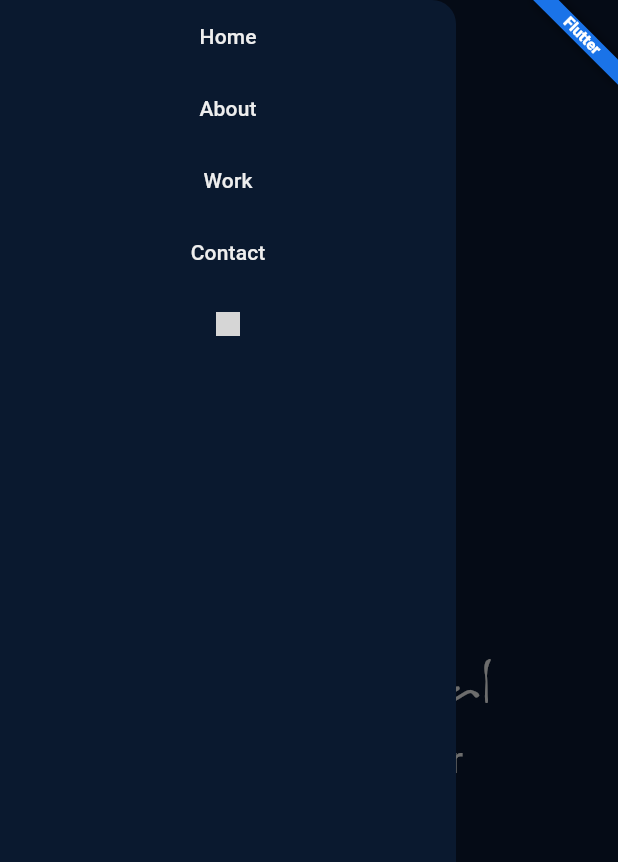
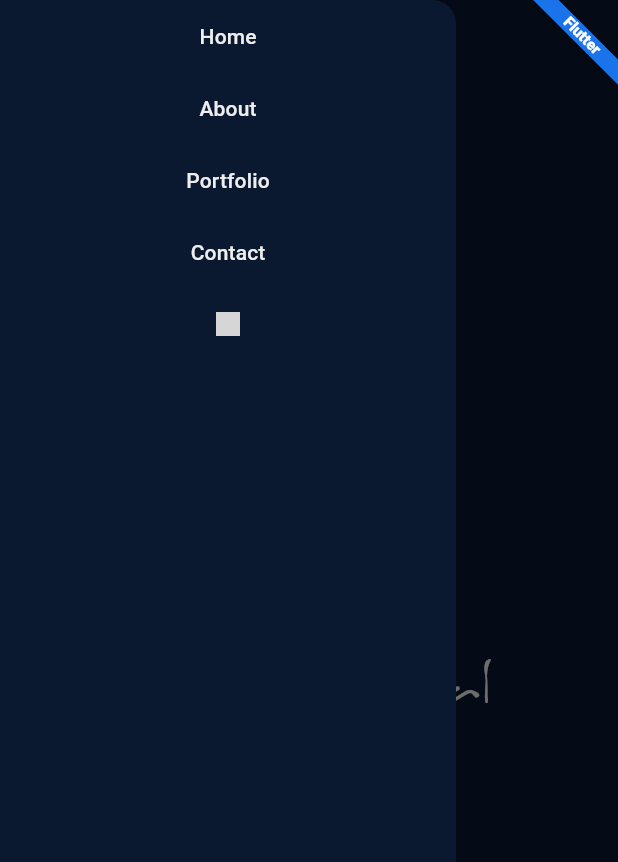
Before and after one commit to ronipaschoal/ronip, a Flutter app: the screen it shows after launch, with the side drawer open, on a phone screen of 412 x 824 dp. Shown: the top 862 px of the screen. Run offline on Flutter 3.47's test engine with Material 3 defaults, Android fonts, the phone set to English and light mode, and no system bars; our stand-ins replace flutter_svg, go_router; generated files the repository leaves out were written again; grey boxes are pictures that could not be loaded.

Commit message:
feat: implements localization

```diff
--- /dev/null
+++ b/l10n.yaml
@@ -0,0 +1,3 @@
+arb-dir: lib/l10n
+template-arb-file: app_pt.arb
+output-localization-file: app_localizations.dart
--- /dev/null
+++ b/lib/l10n/app_en.arb
@@ -0,0 +1,8 @@
+{
+    "home": "Home",
+    "about": "About",
+    "portfolio": "Portfolio",
+    "contact": "Contact",
+    "wellcome": "Hello, I am",
+    "flutterSpecialist": "Flutter Specialist"
+}
--- /dev/null
+++ b/lib/l10n/app_pt.arb
@@ -0,0 +1,9 @@
+{
+    "home": "Home",
+    "about": "Sobre",
+    "portfolio": "Portfólio",
+    "contact": "Contato",
+    "wellcome": "Olá, eu sou",
+    "flutterSpecialist": "Especialista Flutter"
+
+}
--- a/lib/main.dart
+++ b/lib/main.dart
@@ -1,4 +1,6 @@
 import 'package:flutter/material.dart';
+import 'package:flutter_gen/gen_l10n/app_localizations.dart';
+import 'package:flutter_localizations/flutter_localizations.dart';
 import 'package:ronip/config/routes.dart';
 import 'package:ronip/ui/theme.dart';
 
@@ -16,6 +18,16 @@ class MyApp extends StatelessWidget {
         title: _title,
         debugShowCheckedModeBanner: false,
         routerConfig: RpRoutes.router,
+        localizationsDelegates: const [
+          AppLocalizations.delegate,
+          GlobalMaterialLocalizations.delegate,
+          GlobalWidgetsLocalizations.delegate,
+          GlobalCupertinoLocalizations.delegate,
+        ],
+        supportedLocales: const [
+          Locale('pt', 'BR'),
+          Locale('en', 'US'),
+        ],
         theme: ThemeData(
           colorScheme: ColorScheme.fromSeed(seedColor: RpTheme.brandColor),
           useMaterial3: true,
--- a/lib/pages/home/home_screen.dart
+++ b/lib/pages/home/home_screen.dart
@@ -1,4 +1,5 @@
 import 'package:flutter/material.dart';
+import 'package:flutter_gen/gen_l10n/app_localizations.dart';
 import 'package:flutter_svg/svg.dart';
 import 'package:ronip/helpers/media_query_helper.dart';
 import 'package:ronip/pages/home/home_drawer.dart';
@@ -40,25 +41,25 @@ class _HomeScreenState extends State<HomeScreen> with TickerProviderStateMixin {
     return [
       HomeMenu(
         key: _homeKey,
-        title: 'Home',
+        title: AppLocalizations.of(context)!.home,
         position: _homePosition,
         selectSection: _selectSection,
       ),
       HomeMenu(
         key: _aboutKey,
-        title: 'About',
+        title: AppLocalizations.of(context)!.about,
         position: _aboutPosition,
         selectSection: _selectSection,
       ),
       HomeMenu(
         key: _workKey,
-        title: 'Work',
+        title: AppLocalizations.of(context)!.portfolio,
         position: _workPosition,
         selectSection: _selectSection,
       ),
       HomeMenu(
         key: _contactKey,
-        title: 'Contact',
+        title: AppLocalizations.of(context)!.contact,
         position: _contactPosition,
         selectSection: _selectSection,
       ),
--- a/lib/pages/home/sections/home_section.dart
+++ b/lib/pages/home/sections/home_section.dart
@@ -1,4 +1,5 @@
 import 'package:flutter/material.dart';
+import 'package:flutter_gen/gen_l10n/app_localizations.dart';
 import 'package:ronip/ui/theme.dart';
 import 'package:ronip/ui/widgets/logo.dart';
 
@@ -12,21 +13,21 @@ class HomeSection extends StatelessWidget {
       width: MediaQuery.sizeOf(context).width,
       child: Container(
         color: RpTheme.backgroundColor,
-        child: const Column(
+        child: Column(
           crossAxisAlignment: CrossAxisAlignment.center,
           mainAxisAlignment: MainAxisAlignment.center,
           children: [
-            RpLogo(),
-            SizedBox(height: 16.0),
+            const RpLogo(),
+            const SizedBox(height: 16.0),
             SelectableText(
-              'Olá, eu sou',
-              semanticsLabel: 'Olá, eu sou',
-              style: TextStyle(
+              AppLocalizations.of(context)!.wellcome,
+              semanticsLabel: AppLocalizations.of(context)!.wellcome,
+              style: const TextStyle(
                 color: RpTheme.witheColor,
                 fontSize: 24.0,
               ),
             ),
-            SelectableText(
+            const SelectableText(
               'Roni Paschoal',
               semanticsLabel: 'Roni Paschoal',
               style: TextStyle(
@@ -36,9 +37,9 @@ class HomeSection extends StatelessWidget {
               ),
             ),
             SelectableText(
-              'Especialista Flutter',
-              semanticsLabel: 'Olá, eu sou',
-              style: TextStyle(
+              AppLocalizations.of(context)!.flutterSpecialist,
+              semanticsLabel: AppLocalizations.of(context)!.flutterSpecialist,
+              style: const TextStyle(
                 color: RpTheme.witheColor,
                 fontSize: 24.0,
               ),
--- a/pubspec.yaml
+++ b/pubspec.yaml
@@ -14,6 +14,9 @@ dependencies:
   go_router: ^13.0.0
   flutter_svg: ^2.0.9
   url_launcher: ^6.2.2
+  intl: ^0.18.1
+  flutter_localizations:
+    sdk: flutter
 
 dev_dependencies:
   flutter_test:
@@ -22,6 +25,7 @@ dev_dependencies:
   flutter_lints: ^3.0.1
 
 flutter:
+  generate: true
   uses-material-design: true
 
   assets:
```
Also changed, not shown: pubspec.lock.
